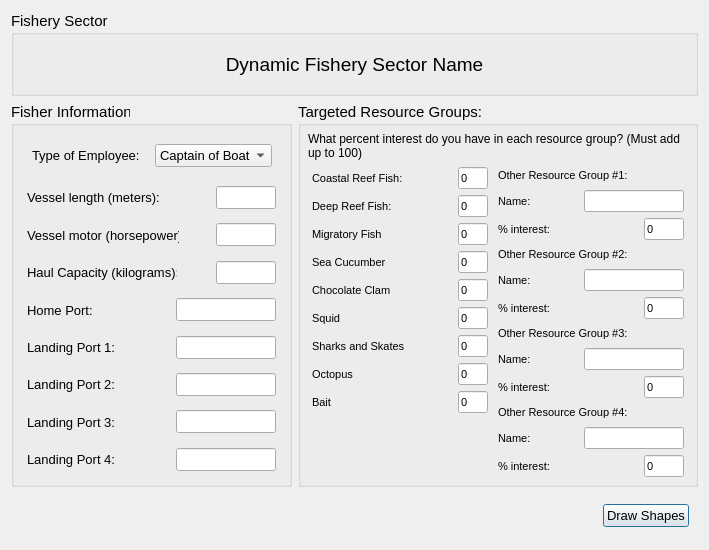
This is oom_cobi_loreto/Interview/fishery.ui in Ecotrust/openoceanmap-desktop as Qt 5 draws it before an edit. The edited form follows.
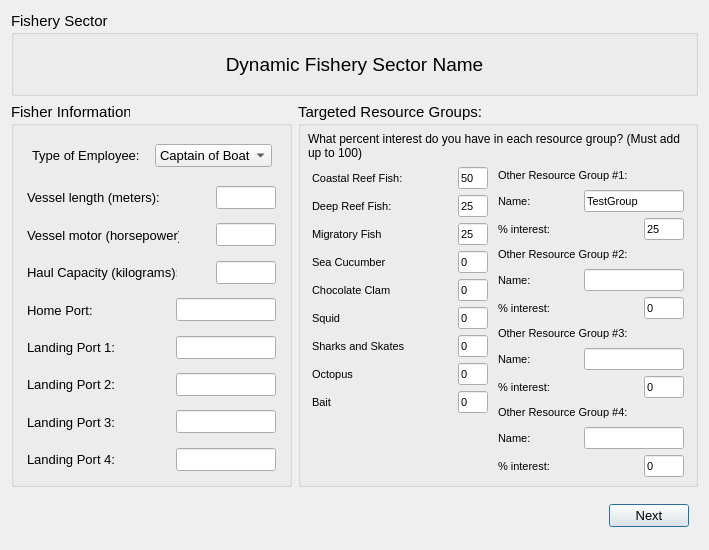
This is the edited form.

Patch:
```diff
--- a/oom_cobi_loreto/Interview/fishery.ui
+++ b/oom_cobi_loreto/Interview/fishery.ui
@@ -948,7 +948,7 @@
                   </font>
                  </property>
                  <property name="text" >
-                  <string>0</string>
+                  <string>50</string>
                  </property>
                 </widget>
                </item>
@@ -1003,7 +1003,7 @@
                   </font>
                  </property>
                  <property name="text" >
-                  <string>0</string>
+                  <string>25</string>
                  </property>
                 </widget>
                </item>
@@ -1058,7 +1058,7 @@
                   </font>
                  </property>
                  <property name="text" >
-                  <string>0</string>
+                  <string>25</string>
                  </property>
                 </widget>
                </item>
@@ -1488,7 +1488,7 @@
                   </font>
                  </property>
                  <property name="text" >
-                  <string/>
+                  <string>TestGroup</string>
                  </property>
                 </widget>
                </item>
@@ -1543,7 +1543,7 @@
                   </font>
                  </property>
                  <property name="text" >
-                  <string>0</string>
+                  <string>25</string>
                  </property>
                 </widget>
                </item>
@@ -1997,7 +1997,7 @@
          </font>
         </property>
         <property name="text" >
-         <string>Draw Shapes</string>
+         <string>Next</string>
         </property>
        </widget>
       </item>
```
Left out of the diff: 2 changed lines with no effect on the pictures.
